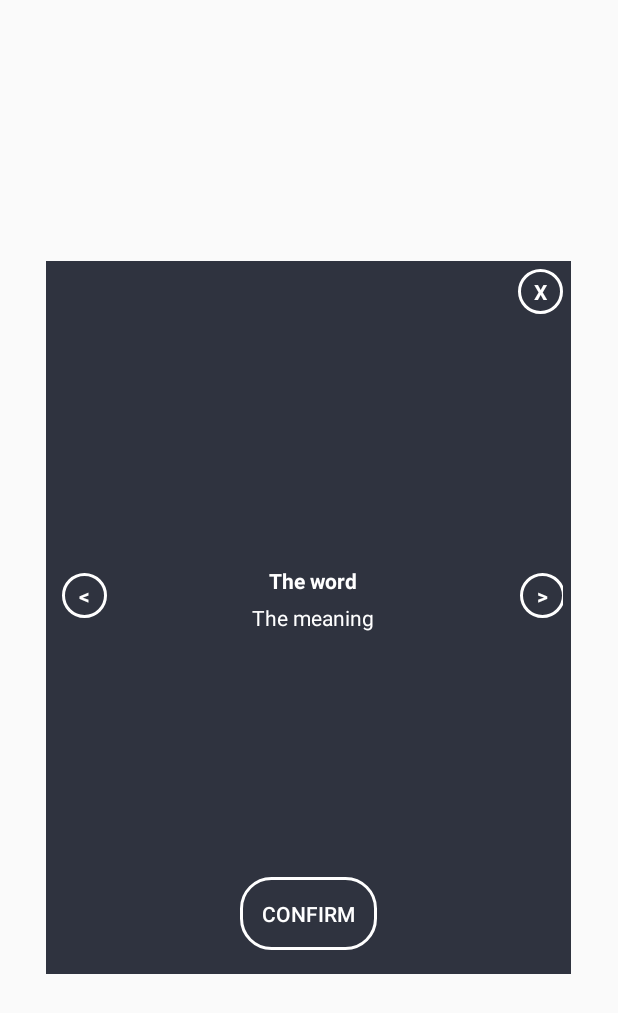
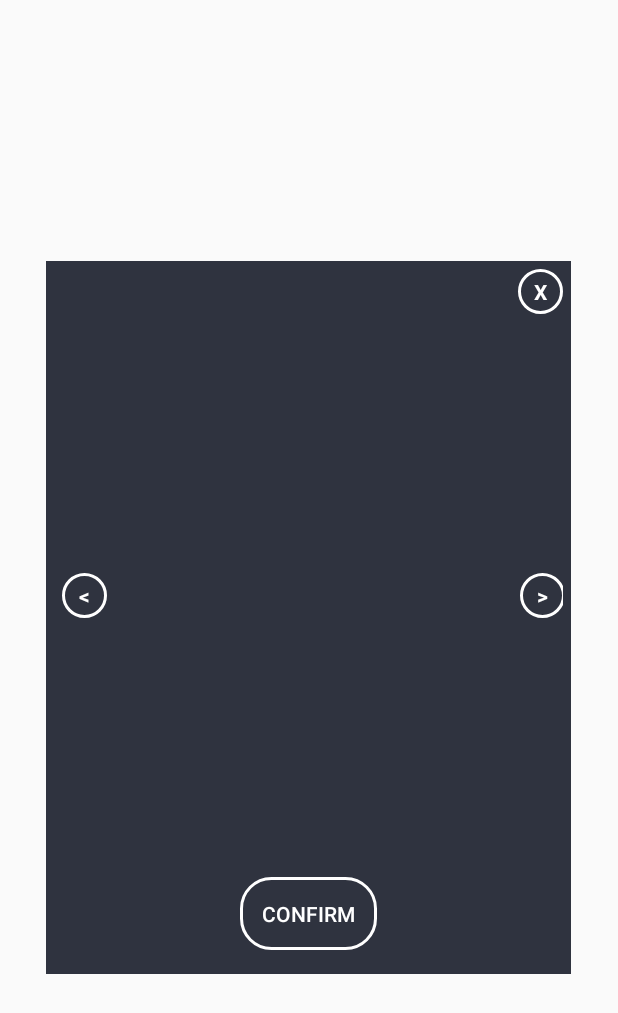
Before and after one commit to GhassenBenMakhlouf/Opizon, an Android app: the layout app1_popup.xml on its own in the app's theme, with its tools: preview values and no code run, on a phone screen of 412 x 824 dp. Shown: the top 1013 px of the screen. Run offline under Robolectric (Android 15) with nearby library versions, the phone set to English and light mode, and no system bars.

Commit message:
GBM: add functionalities to popup and add animations

```diff
--- a/app/src/main/res/layout/activity_app1.xml
+++ b/app/src/main/res/layout/activity_app1.xml
@@ -15,7 +15,7 @@
             android:id="@+id/video"
             android:layout_width="wrap_content"
             android:layout_height="match_parent"
-            android:layout_marginBottom="100dp"/>
+            android:layout_marginBottom="120dp"/>
 
         <TextView
             android:id = "@+id/text"
@@ -25,7 +25,7 @@
             android:layout_height = "wrap_content"
             android:layout_centerHorizontal="true"
             android:layout_above="@+id/wordsContainer"
-            android:layout_marginBottom="20dp"/>
+            android:layout_marginBottom="60dp"/>
         <LinearLayout
             android:id = "@+id/wordsContainer"
             android:layout_width="match_parent"
--- a/app/src/main/res/layout/app1_popup.xml
+++ b/app/src/main/res/layout/app1_popup.xml
@@ -49,24 +49,18 @@
             android:layout_height="match_parent"
             android:orientation="vertical"
             android:gravity="center">
-            <TextView
-                android:id="@+id/txtword"
-                android:layout_width="wrap_content"
+            <TextSwitcher
+                android:id="@+id/textswitcher1"
+                android:layout_width="match_parent"
                 android:layout_height="wrap_content"
-                android:text="The word"
-                android:textStyle="bold"
-                android:textColor="@color/white"
-                android:layout_gravity="center_horizontal"
-                android:layout_marginTop="5dp"/>
-            <TextView
-                android:id="@+id/txtmeaning"
-                android:layout_width="wrap_content"
+                android:layout_marginTop="5dp">
+            </TextSwitcher>
+            <TextSwitcher
+                android:id="@+id/textswitcher2"
+                android:layout_width="match_parent"
                 android:layout_height="wrap_content"
-                android:text="The meaning"
-                android:textColor="@color/white"
-                android:layout_gravity="center_horizontal"
-                android:layout_marginTop="5dp"/>
-
+                android:layout_marginTop="5dp">
+            </TextSwitcher>
         </LinearLayout>
         <LinearLayout
             android:layout_width="30dp"
```
Also changed, not shown: app/src/main/java/com/example/opizon/App1.java (+89 -17 lines).
